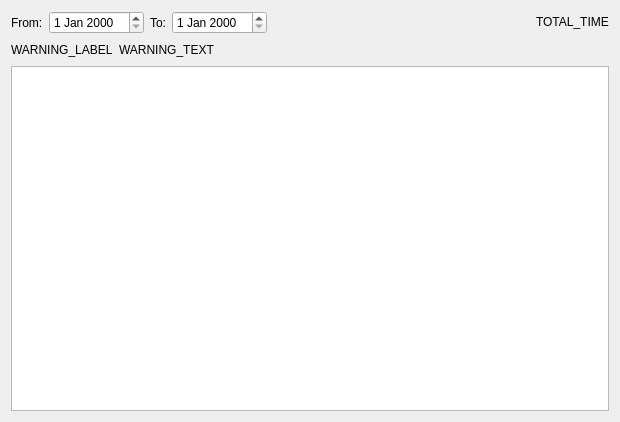
Above: gui/worksheetwidget.ui from megakoko/jira-worksheet before the change. Below: the same form after it.
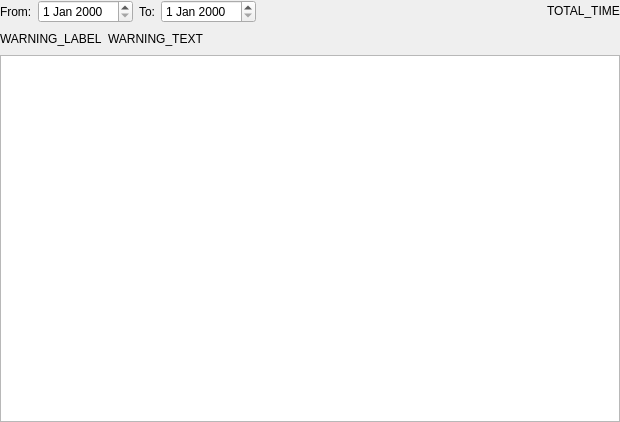
That is the form after the change.

Commit message: Added a dialog wrapper

What changed in the file:
```diff
--- a/gui/worksheetwidget.ui
+++ b/gui/worksheetwidget.ui
@@ -14,6 +14,9 @@
    <string>Form</string>
   </property>
   <layout class="QVBoxLayout" name="verticalLayout">
+   <property name="margin">
+    <number>0</number>
+   </property>
    <item>
     <layout class="QHBoxLayout" name="horizontalLayout">
      <item>
```
The commit also changes 3 other files.
